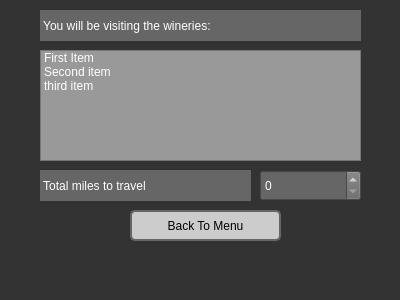
First picture: the form in displaytrip.ui, repository tyler949/CS1D-FirstPorject, before the edit.
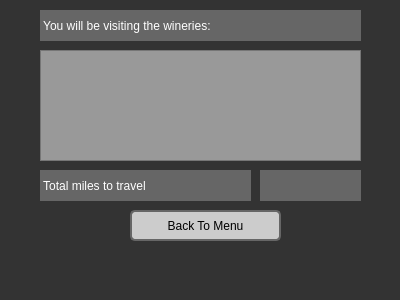
Second picture: the form after the edit.

What changed in the file:
```diff
--- a/displaytrip.ui
+++ b/displaytrip.ui
@@ -30,19 +30,22 @@
 
  
           
-QDialog #visiting,#label_2,QSpinBox
+QDialog #visiting,#label_2,QSpinBox,#label
 {
  	color: #fff; 
    background: #666;
 } 
 #columnView
-{z-index: 0; 
-background:#666;
+{z-index: 0;  
 }  
 QListWidget
 {
   background:#999; 
 color: #fff;
+}
+QColumnView
+{
+  background:#ccc; 
 }</string>
   </property>
   <widget class="QLabel" name="visiting">
@@ -67,21 +70,6 @@
      <height>111</height>
     </rect>
    </property>
-   <item>
-    <property name="text">
-     <string>First Item</string>
-    </property>
-   </item>
-   <item>
-    <property name="text">
-     <string>Second item</string>
-    </property>
-   </item>
-   <item>
-    <property name="text">
-     <string>third item </string>
-    </property>
-   </item>
   </widget>
   <widget class="QLabel" name="label_2">
    <property name="geometry">
@@ -96,16 +84,6 @@
     <string> Total miles to travel</string>
    </property>
   </widget>
-  <widget class="QSpinBox" name="spinBox">
-   <property name="geometry">
-    <rect>
-     <x>260</x>
-     <y>170</y>
-     <width>101</width>
-     <height>31</height>
-    </rect>
-   </property>
-  </widget>
   <widget class="QPushButton" name="pushButton">
    <property name="geometry">
     <rect>
@@ -119,6 +97,19 @@
     <string>Back To Menu</string>
    </property>
   </widget>
+  <widget class="QLabel" name="label">
+   <property name="geometry">
+    <rect>
+     <x>260</x>
+     <y>170</y>
+     <width>101</width>
+     <height>31</height>
+    </rect>
+   </property>
+   <property name="text">
+    <string/>
+   </property>
+  </widget>
  </widget>
  <resources/>
  <connections/>
```
